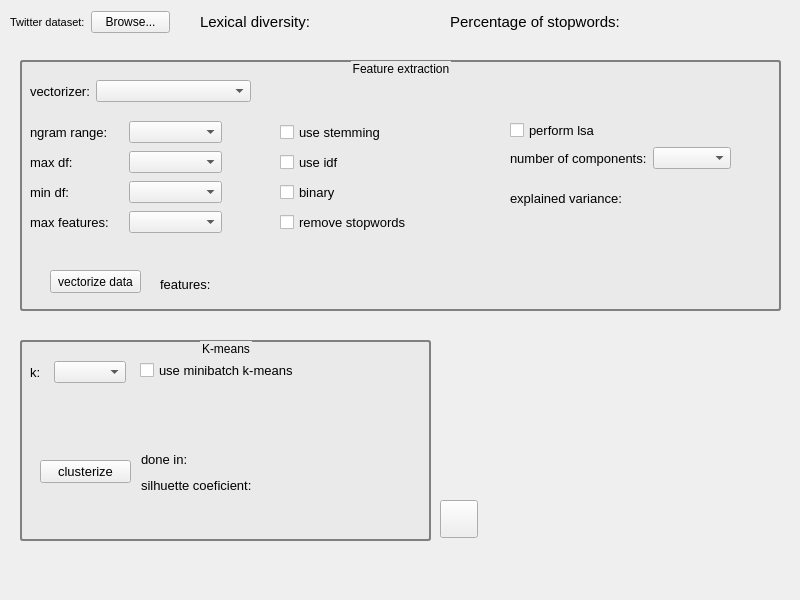
Above: twitter_analysis/core/gui/ui_files/widget_clustering_config.ui from atrevisan/EventAnalyser before the change. Below: the same form after it.
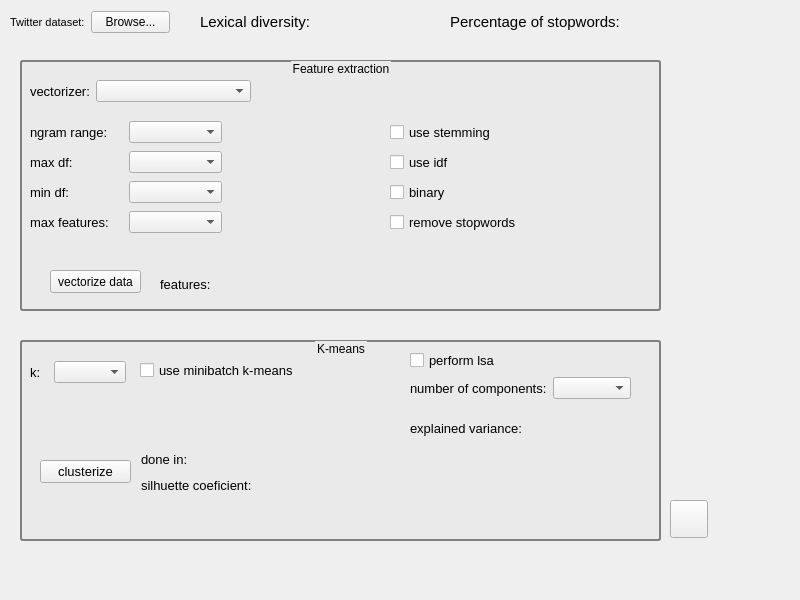
That is the form after the change.

Commit message: + clustering config feature

The edit to the form file:
```diff
--- a/twitter_analysis/core/gui/ui_files/widget_clustering_config.ui
+++ b/twitter_analysis/core/gui/ui_files/widget_clustering_config.ui
@@ -99,7 +99,7 @@
     <rect>
      <x>20</x>
      <y>60</y>
-     <width>761</width>
+     <width>641</width>
      <height>251</height>
     </rect>
    </property>
@@ -116,80 +116,6 @@
    <property name="alignment">
     <set>Qt::AlignCenter</set>
    </property>
-   <widget class="QWidget" name="layoutWidget_6">
-    <property name="geometry">
-     <rect>
-      <x>490</x>
-      <y>60</y>
-      <width>221</width>
-      <height>101</height>
-     </rect>
-    </property>
-    <layout class="QVBoxLayout" name="verticalLayout_5">
-     <item>
-      <widget class="QCheckBox" name="check_perform_lsa_clustering_2">
-       <property name="font">
-        <font>
-         <pointsize>10</pointsize>
-        </font>
-       </property>
-       <property name="text">
-        <string>perform lsa</string>
-       </property>
-      </widget>
-     </item>
-     <item>
-      <layout class="QHBoxLayout" name="horizontalLayout_20">
-       <item>
-        <widget class="QLabel" name="label_21">
-         <property name="font">
-          <font>
-           <pointsize>10</pointsize>
-          </font>
-         </property>
-         <property name="text">
-          <string>number of components:</string>
-         </property>
-        </widget>
-       </item>
-       <item>
-        <widget class="QComboBox" name="combo_n_components_clustering_2"/>
-       </item>
-      </layout>
-     </item>
-     <item>
-      <layout class="QHBoxLayout" name="horizontalLayout_21">
-       <item>
-        <widget class="QLabel" name="label_22">
-         <property name="font">
-          <font>
-           <pointsize>10</pointsize>
-          </font>
-         </property>
-         <property name="text">
-          <string>explained variance:</string>
-         </property>
-        </widget>
-       </item>
-       <item>
-        <widget class="QLabel" name="label_explained_variance_2">
-         <property name="font">
-          <font>
-           <pointsize>10</pointsize>
-          </font>
-         </property>
-         <property name="frameShape">
-          <enum>QFrame::NoFrame</enum>
-         </property>
-         <property name="text">
-          <string/>
-         </property>
-        </widget>
-       </item>
-      </layout>
-     </item>
-    </layout>
-   </widget>
    <widget class="QWidget" name="layoutWidget_3">
     <property name="geometry">
      <rect>
@@ -294,7 +220,7 @@
    <widget class="QWidget" name="layoutWidget_4">
     <property name="geometry">
      <rect>
-      <x>260</x>
+      <x>370</x>
       <y>59</y>
       <width>195</width>
       <height>119</height>
@@ -429,7 +355,7 @@
     <rect>
      <x>20</x>
      <y>340</y>
-     <width>411</width>
+     <width>641</width>
      <height>201</height>
     </rect>
    </property>
@@ -590,6 +516,80 @@
      </item>
     </layout>
    </widget>
+   <widget class="QWidget" name="layoutWidget_6">
+    <property name="geometry">
+     <rect>
+      <x>390</x>
+      <y>10</y>
+      <width>221</width>
+      <height>101</height>
+     </rect>
+    </property>
+    <layout class="QVBoxLayout" name="verticalLayout_5">
+     <item>
+      <widget class="QCheckBox" name="check_perform_lsa">
+       <property name="font">
+        <font>
+         <pointsize>10</pointsize>
+        </font>
+       </property>
+       <property name="text">
+        <string>perform lsa</string>
+       </property>
+      </widget>
+     </item>
+     <item>
+      <layout class="QHBoxLayout" name="horizontalLayout_20">
+       <item>
+        <widget class="QLabel" name="label_21">
+         <property name="font">
+          <font>
+           <pointsize>10</pointsize>
+          </font>
+         </property>
+         <property name="text">
+          <string>number of components:</string>
+         </property>
+        </widget>
+       </item>
+       <item>
+        <widget class="QComboBox" name="combo_num_of_components"/>
+       </item>
+      </layout>
+     </item>
+     <item>
+      <layout class="QHBoxLayout" name="horizontalLayout_21">
+       <item>
+        <widget class="QLabel" name="label_22">
+         <property name="font">
+          <font>
+           <pointsize>10</pointsize>
+          </font>
+         </property>
+         <property name="text">
+          <string>explained variance:</string>
+         </property>
+        </widget>
+       </item>
+       <item>
+        <widget class="QLabel" name="label_explained_variance">
+         <property name="font">
+          <font>
+           <pointsize>10</pointsize>
+          </font>
+         </property>
+         <property name="frameShape">
+          <enum>QFrame::NoFrame</enum>
+         </property>
+         <property name="text">
+          <string/>
+         </property>
+        </widget>
+       </item>
+      </layout>
+     </item>
+    </layout>
+   </widget>
   </widget>
   <widget class="QWidget" name="layoutWidget">
    <property name="geometry">
@@ -637,7 +637,7 @@
   <widget class="QPushButton" name="button_save_clustering_config">
    <property name="geometry">
     <rect>
-     <x>440</x>
+     <x>670</x>
      <y>500</y>
      <width>38</width>
      <height>38</height>
```
Left out of the diff: 30 changed lines with no effect on the pictures. The commit also changes 16 other files.
